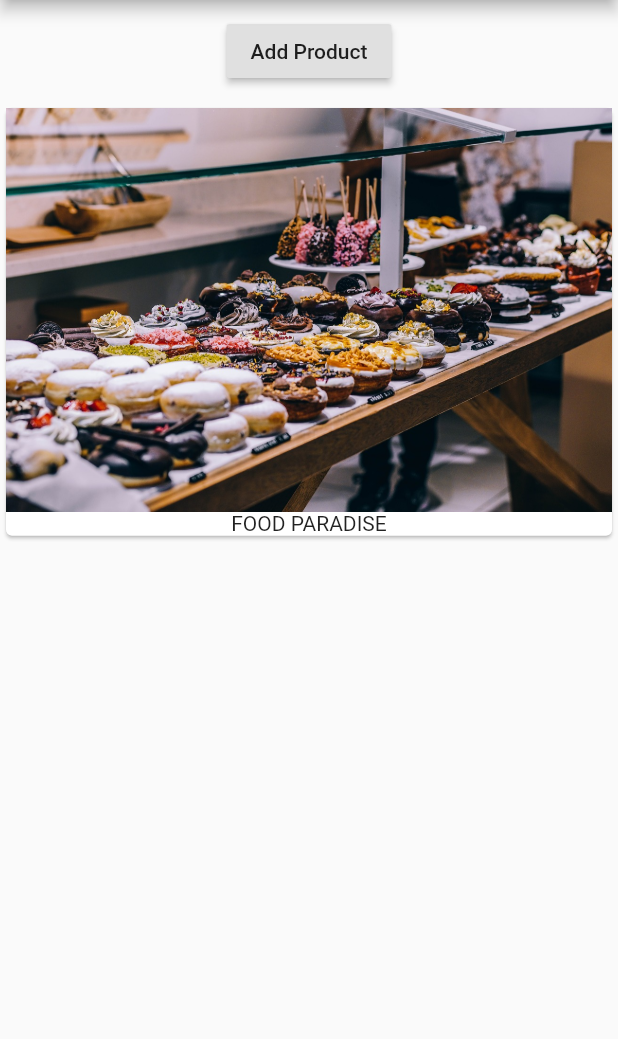
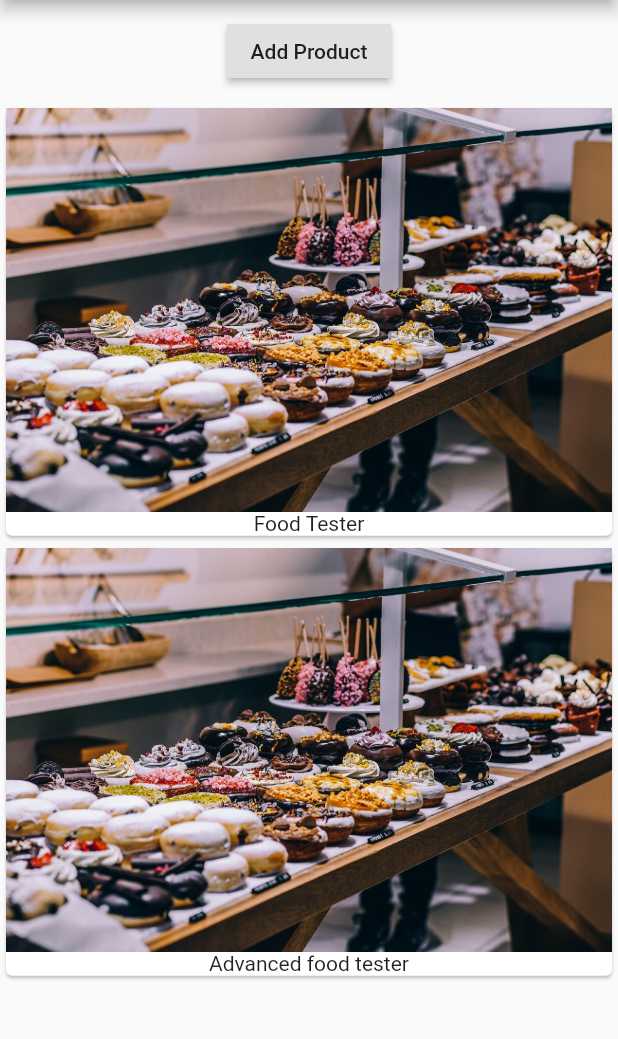
Before and after one commit to shivaniaakanksha/First_Flutter_App, a Flutter app: the screen it shows after launch, after a tap on "Add Product", on a phone screen of 412 x 824 dp, the part 84-1123 px from its top. Run offline on Flutter 3.47's test engine with Material 2 defaults, Android fonts, the phone set to English and light mode, and no system bars.

Commit message:
onPress method

```diff
--- a/lib/main.dart
+++ b/lib/main.dart
@@ -2,7 +2,16 @@ import 'package:flutter/material.dart';
 
 void main() => runApp(MyApp());
 
-class MyApp extends StatelessWidget {
+class MyApp extends StatefulWidget {
+  @override
+  State<StatefulWidget> createState() {
+    // TODO: implement createState
+    return _MyAppState();
+  }
+}
+
+class _MyAppState extends State<MyApp> {
+  List<String> _products = ['Food Tester'];
   @override
   Widget build(BuildContext context) {
     return MaterialApp(
@@ -15,17 +24,27 @@ class MyApp extends StatelessWidget {
                 Container(
                     margin: EdgeInsets.all(10.0),
                     child: RaisedButton(
-                  onPressed: () {},
+                      onPressed: () {
+                        setState(() {
+                          _products.add('Advanced food tester');
+
+                        });
+
+                      },
                       child: Text('Add Product'),
                     )),
-                Card(
+                Column(
+                  children: _products.map(
+                    (element) => Card(
                           child: Column(
                             children: <Widget>[
                               Image.asset('assets/food.jpg'),
-                      Text('FOOD PARADISE')
+                              Text(element)
                             ],
                           ),
                         ),
+                  ).toList(),
+                )
               ],
             )));
   }
```
Lines whose indentation alone changed are shown as unchanged.
